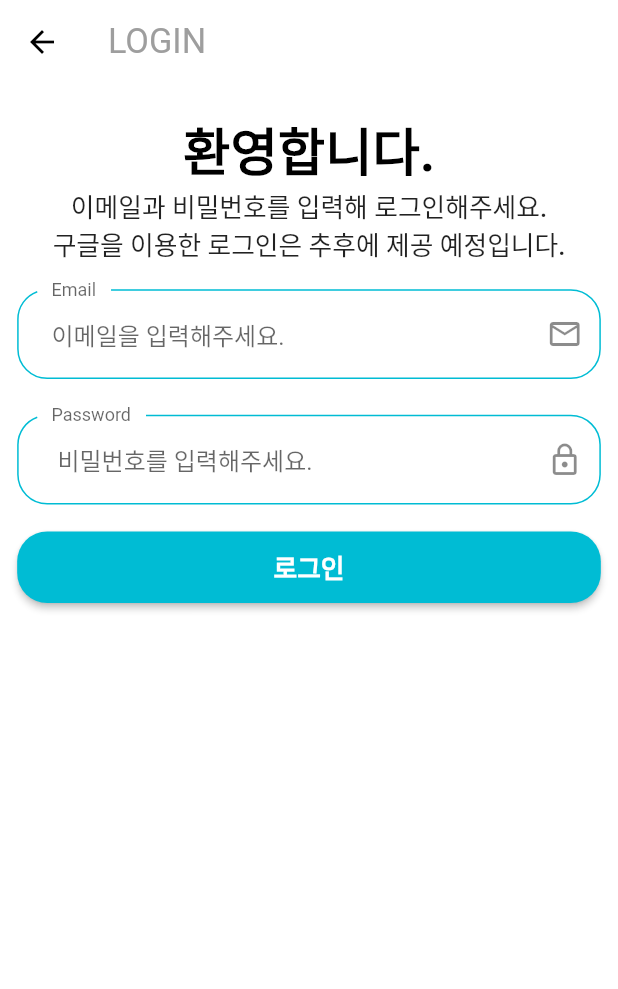
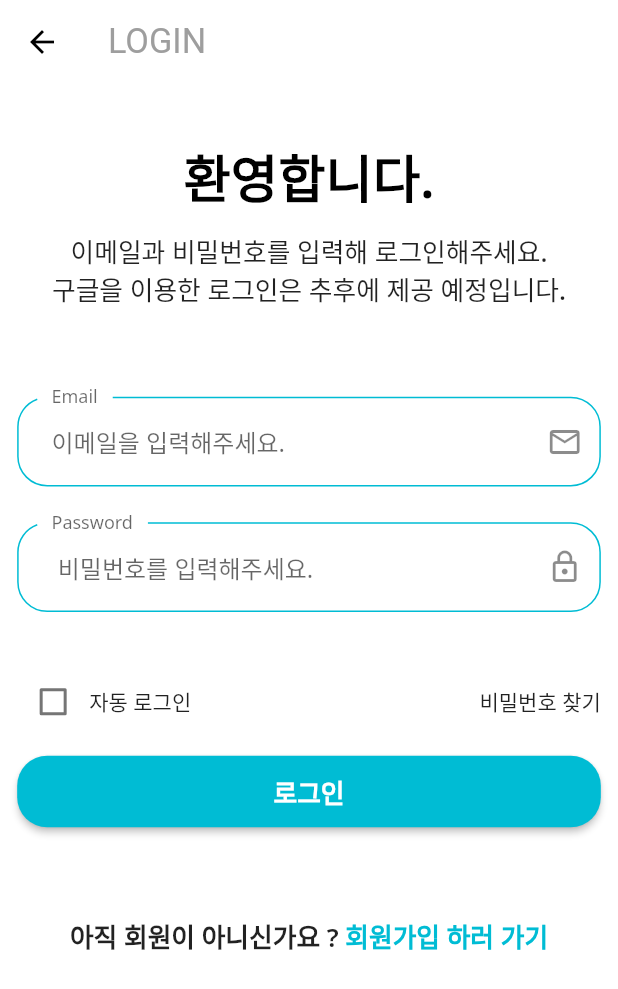
Before and after one commit to HeoJeongBo/daily_plan_app, a Flutter app: the LoginScreen screen opened directly, on a phone screen of 412 x 824 dp. Shown: the top 989 px of the screen. Run offline on Flutter 3.47's test engine with Material 2 defaults, Android fonts, the phone set to English and light mode, and no system bars; our stand-ins replace flutter_screenutil, flutter_svg, get, google_fonts.

Commit message:
비밀번호 초기화 화면 작성

```diff
--- a/lib/core/theme/app_theme.dart
+++ b/lib/core/theme/app_theme.dart
@@ -4,7 +4,7 @@ import 'package:flutter_screenutil/flutter_screenutil.dart';
 
 final ThemeData appThemeData = ThemeData(
   primaryColor: Colors.black,
-  textTheme: GoogleFonts.robotoTextTheme(),
+  textTheme: GoogleFonts.notoSansTextTheme(),
   scaffoldBackgroundColor: Colors.white,
   appBarTheme: AppBarTheme(
     color: Colors.white,
--- a/lib/main.dart
+++ b/lib/main.dart
@@ -13,7 +13,7 @@ void main() {
       builder: () => GetMaterialApp(
         debugShowCheckedModeBanner: false,
         initialRoute: Routes.INITIAL,
-        defaultTransition: Transition.fade,
+        defaultTransition: Transition.rightToLeftWithFade,
         getPages: AppPages.pages,
         home: OnBoard(),
         locale: Locale('ko', 'KR'),
--- a/lib/routes/app_pages.dart
+++ b/lib/routes/app_pages.dart
@@ -1,4 +1,6 @@
+import 'package:daily_plan_app/screens/home/forget_password/forget_password_screen.dart';
 import 'package:daily_plan_app/screens/home/home_screen.dart';
+import 'package:daily_plan_app/screens/home/sign_up/sign_up_screen.dart';
 import 'package:daily_plan_app/screens/onboard/onboard_screen.dart';
 import 'package:get/get.dart';
 part './app_routes.dart';
@@ -7,5 +9,7 @@ class AppPages {
   static final pages = [
     GetPage(name: Routes.INITIAL, page: () => OnBoard()),
     GetPage(name: Routes.LOGIN, page: () => Home()),
+    GetPage(name: Routes.FORGET_PASSWORD, page: () => ForgetPasswordScreen()),
+    GetPage(name: Routes.SIGNUP, page: () => SignUpScreen()),
   ];
 }
--- a/lib/screens/home/login/local_widgets/body.dart
+++ b/lib/screens/home/login/local_widgets/body.dart
@@ -1,6 +1,7 @@
 import 'package:daily_plan_app/screens/home/login/local_widgets/login_form.dart';
 import 'package:flutter/material.dart';
 import 'package:flutter_screenutil/flutter_screenutil.dart';
+import 'package:get/get.dart';
 
 class Body extends StatefulWidget {
   Body({Key? key}) : super(key: key);
@@ -14,6 +15,7 @@ class _BodyState extends State<Body> {
 
   String password = '';
   String email = '';
+  bool isAutoLogin = false;
 
   void setEmail(value) {
     setState(() {
@@ -27,10 +29,14 @@ class _BodyState extends State<Body> {
     });
   }
 
+  void onClickAutoLogin(value) {
+    setState(() {
+      isAutoLogin = value;
+    });
+  }
+
   @override
   Widget build(BuildContext context) {
-    print(password);
-    print(email);
     return SafeArea(
       child: Container(
         width: 360.w,
@@ -38,7 +44,7 @@ class _BodyState extends State<Body> {
         child: Column(
           crossAxisAlignment: CrossAxisAlignment.center,
           children: <Widget>[
-            SizedBox(height: 15.h),
+            SizedBox(height: 30.h),
             Text(
               "환영합니다.",
               style: TextStyle(
@@ -48,22 +54,79 @@ class _BodyState extends State<Body> {
               ),
               textAlign: TextAlign.center,
             ),
+            SizedBox(height: 10.h),
             Text(
               "이메일과 비밀번호를 입력해 로그인해주세요.\n구글을 이용한 로그인은 추후에 제공 예정입니다.",
               style: TextStyle(fontSize: 15.sp, fontWeight: FontWeight.w500),
               textAlign: TextAlign.center,
             ),
-            SizedBox(height: 15.h),
+            SizedBox(height: 50.h),
             LoginForm(
               formKey: _formKey,
               setEmail: setEmail,
               setPassword: setPassword,
             ),
-            SizedBox(height: 15.h),
-            buildLoginButton()
+            SizedBox(height: 30.h),
+            buildAutoLoginAndForgetPassword(),
+            SizedBox(height: 10.h),
+            buildLoginButton(),
+            SizedBox(height: 50.h),
+            buildToSignUp()
           ],
         ),
       ),
+    );
+  }
+
+  Row buildToSignUp() {
+    return Row(
+      mainAxisAlignment: MainAxisAlignment.center,
+      children: <Widget>[
+        Text(
+          '아직 회원이 아니신가요 ? ',
+          style: TextStyle(fontSize: 15.sp, fontWeight: FontWeight.w600),
+        ),
+        GestureDetector(
+          onTap: () {
+            Get.toNamed('/SIGN_UP');
+          },
+          child: Text(
+            "회원가입 하러 가기",
+            style: TextStyle(
+              fontSize: 15.sp,
+              fontWeight: FontWeight.w800,
+              color: Colors.cyan,
+            ),
+          ),
+        ),
+      ],
+    );
+  }
+
+  Row buildAutoLoginAndForgetPassword() {
+    return Row(
+      mainAxisAlignment: MainAxisAlignment.spaceBetween,
+      children: <Widget>[
+        Container(
+          child: Row(
+            children: <Widget>[
+              Checkbox(
+                  activeColor: Colors.cyan,
+                  value: isAutoLogin,
+                  onChanged: (value) {
+                    onClickAutoLogin(value);
+                  }),
+              Text("자동 로그인")
+            ],
+          ),
+        ),
+        GestureDetector(
+            onTap: () {
+              print('adasdasd');
+              Get.toNamed('/FORGET_PASSWORD');
+            },
+            child: Text('비밀번호 찾기')),
+      ],
     );
   }
 
--- /dev/null
+++ b/lib/screens/home/sign_up/local_widgets/body.dart
@@ -0,0 +1,12 @@
+import 'package:flutter/material.dart';
+
+class Body extends StatelessWidget {
+  const Body({Key? key}) : super(key: key);
+
+  @override
+  Widget build(BuildContext context) {
+    return Container(
+      child: Text('회원가입 이에유'),
+    );
+  }
+}
--- a/lib/screens/onboard/local_widgets/body.dart
+++ b/lib/screens/onboard/local_widgets/body.dart
@@ -62,7 +62,7 @@ class _BodyState extends State<Body> {
                         Get.toNamed('/LOGIN');
                       },
                       child: Text(
-                        "로그인",
+                        "시작하기",
                         style: TextStyle(fontSize: 20.sp),
                       ),
                       style: ElevatedButton.styleFrom(
```
Also changed, not shown: lib/screens/home/forget_password/forget_password_screen.dart (added, +14 -0 lines), lib/screens/home/forget_password/local_widgets/body.dart (added, +73 -0 lines), lib/screens/home/forget_password/local_widgets/foget_password_form.dart (added, +36 -0 lines), lib/screens/home/sign_up/sign_up_screen.dart (added, +16 -0 lines).
